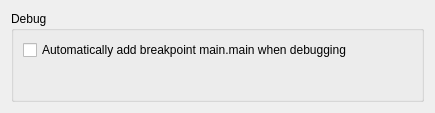
Old version of the form liteidex/src/plugins/litedebug/litedebugoption.ui in the repository visualfc/liteide.
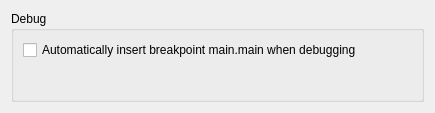
New version of the form.

What changed in the file:
```diff
--- a/liteidex/src/plugins/litedebug/litedebugoption.ui
+++ b/liteidex/src/plugins/litedebug/litedebugoption.ui
@@ -23,7 +23,7 @@
       <item>
        <widget class="QCheckBox" name="autoBreakMainCheckBox">
         <property name="text">
-         <string>Automatically add breakpoint main.main when debugging</string>
+         <string>Automatically insert breakpoint main.main when debugging</string>
         </property>
        </widget>
       </item>
```
